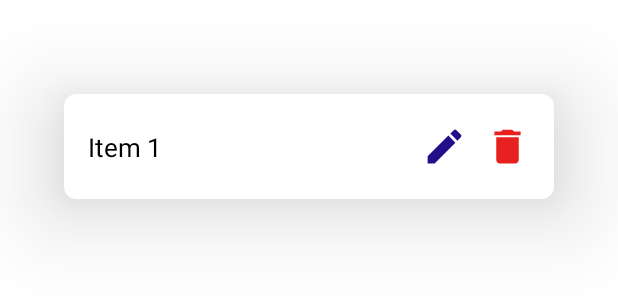
After one commit to AmirKakDela/kotlin_todo-app, an Android app: the layout todo_item.xml on its own in the app's theme, with its tools: preview values and no code run, on a phone screen of 412 x 824 dp. The commit adds this screen. Shown: the top 300 px of the screen. Run offline under Robolectric (Android 15) with nearby library versions, the phone set to English and light mode, and no system bars.

Commit message:
icons and adapter

```diff
--- /dev/null
+++ b/app/src/main/res/drawable/delete_foreground.xml
@@ -0,0 +1,8 @@
+<vector xmlns:android="http://schemas.android.com/apk/res/android"
+    android:width="108dp"
+    android:height="108dp"
+    android:viewportWidth="24"
+    android:viewportHeight="24"
+    android:tint="#E82020">
+    <path android:fillColor="@android:color/white" android:pathData="M6,19c0,1.1 0.9,2 2,2h8c1.1,0 2,-0.9 2,-2V7H6v12zM19,4h-3.5l-1,-1h-5l-1,1H5v2h14V4z"/>
+</vector>
--- /dev/null
+++ b/app/src/main/res/drawable/edit.xml
@@ -0,0 +1,8 @@
+<vector xmlns:android="http://schemas.android.com/apk/res/android"
+    android:width="108dp"
+    android:height="108dp"
+    android:viewportWidth="24"
+    android:viewportHeight="24"
+    android:tint="#21108A">
+    <path android:fillColor="@android:color/white" android:pathData="M3,17.25V21h3.75L17.81,9.94l-3.75,-3.75L3,17.25zM20.71,7.04c0.39,-0.39 0.39,-1.02 0,-1.41l-2.34,-2.34c-0.39,-0.39 -1.02,-0.39 -1.41,0l-1.83,1.83 3.75,3.75 1.83,-1.83z"/>
+</vector>
--- /dev/null
+++ b/app/src/main/res/layout/todo_item.xml
@@ -0,0 +1,50 @@
+<?xml version="1.0" encoding="utf-8"?>
+<com.google.android.material.card.MaterialCardView xmlns:android="http://schemas.android.com/apk/res/android"
+    xmlns:app="http://schemas.android.com/apk/res-auto"
+    android:layout_width="match_parent"
+    android:layout_height="wrap_content"
+    app:cardCornerRadius="8dp"
+    app:cardElevation="40dp"
+    app:cardUseCompatPadding="true">
+
+    <androidx.constraintlayout.widget.ConstraintLayout
+        android:layout_width="match_parent"
+        android:layout_height="wrap_content"
+        android:paddingVertical="20dp">
+
+        <TextView
+            android:id="@+id/todoTitle"
+            android:layout_width="wrap_content"
+            android:layout_height="wrap_content"
+            android:paddingStart="16dp"
+            android:paddingEnd="16dp"
+            android:text="Item 1"
+            android:textColor="@color/black"
+            android:textSize="17sp"
+            app:layout_constraintBottom_toBottomOf="parent"
+            app:layout_constraintStart_toStartOf="parent"
+            app:layout_constraintTop_toTopOf="parent" />
+
+        <ImageView
+            android:id="@+id/editTodo"
+            android:layout_width="30dp"
+            android:layout_height="30dp"
+            android:layout_marginEnd="12dp"
+            android:src="@drawable/edit"
+            app:layout_constraintBottom_toBottomOf="parent"
+            app:layout_constraintEnd_toStartOf="@id/deleteTodo"
+            app:layout_constraintTop_toTopOf="parent" />
+
+        <ImageView
+            android:id="@+id/deleteTodo"
+            android:layout_width="30dp"
+            android:layout_height="30dp"
+            android:layout_marginEnd="16dp"
+            android:src="@drawable/delete_foreground"
+            app:layout_constraintBottom_toBottomOf="parent"
+            app:layout_constraintEnd_toEndOf="parent"
+            app:layout_constraintTop_toTopOf="parent" />
+
+    </androidx.constraintlayout.widget.ConstraintLayout>
+
+</com.google.android.material.card.MaterialCardView>
--- /dev/null
+++ b/app/src/main/res/mipmap-anydpi-v26/delete.xml
@@ -0,0 +1,5 @@
+<?xml version="1.0" encoding="utf-8"?>
+<adaptive-icon xmlns:android="http://schemas.android.com/apk/res/android">
+    <background android:drawable="@drawable/delete_background"/>
+    <foreground android:drawable="@drawable/delete_foreground"/>
+</adaptive-icon>
--- /dev/null
+++ b/app/src/main/res/mipmap-anydpi-v26/delete_round.xml
@@ -0,0 +1,5 @@
+<?xml version="1.0" encoding="utf-8"?>
+<adaptive-icon xmlns:android="http://schemas.android.com/apk/res/android">
+    <background android:drawable="@drawable/delete_background"/>
+    <foreground android:drawable="@drawable/delete_foreground"/>
+</adaptive-icon>
```
Also changed, not shown: app/src/main/java/com/example/myapplication/fragments/HomeFragment.kt (+9 -1 lines), app/src/main/java/com/example/myapplication/utils/adapter/TaskAdapter.kt (added, +53 -0 lines), app/src/main/res/drawable/delete_background.xml (added, +74 -0 lines), app/src/main/res/layout/fragment_home.xml (+11 -0 lines), app/src/main/delete-playstore.png (added), app/src/main/res/mipmap-hdpi/delete.png (added), app/src/main/res/mipmap-hdpi/delete_round.png (added), app/src/main/res/mipmap-mdpi/delete.png (added), app/src/main/res/mipmap-mdpi/delete_round.png (added), app/src/main/res/mipmap-xhdpi/delete.png (added), app/src/main/res/mipmap-xhdpi/delete_round.png (added), app/src/main/res/mipmap-xxhdpi/delete.png (added), app/src/main/res/mipmap-xxhdpi/delete_round.png (added), app/src/main/res/mipmap-xxxhdpi/delete.png (added), 1 more files.
